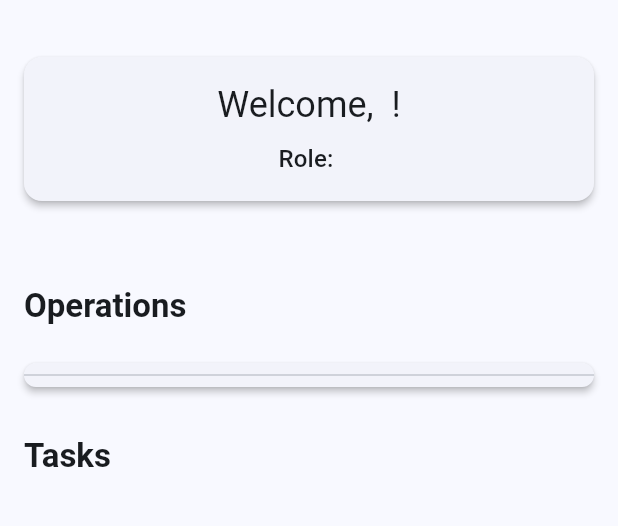
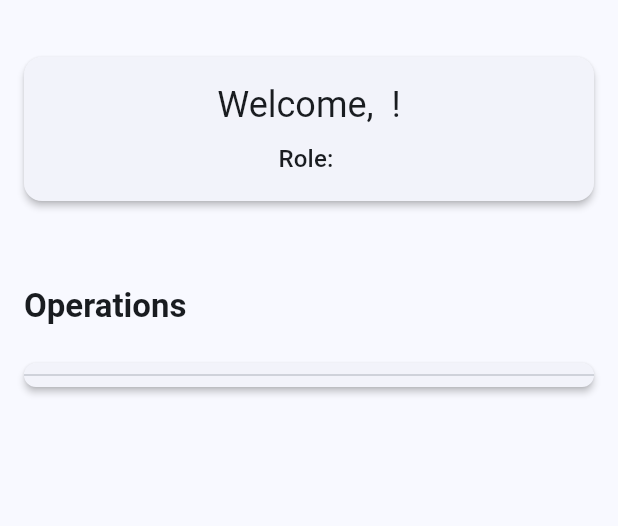
Before and after one commit to HarzaanHussain/cateredtoyou, a Flutter app: the screen it shows once a user with an empty profile is signed in, on a phone screen of 412 x 824 dp, the part 63-589 px from its top. Run offline on Flutter 3.47's test engine with Material 3 defaults, Android fonts, the phone set to English and light mode, and no system bars; our stand-ins replace cloud_firestore, firebase_auth, firebase_core, flutter_map, geolocator, go_router and 2 more; accounts and stored records are empty.

Commit message:
Remove tasks section and move remaining task menu button into operations section

```diff
--- a/lib/views/home/home_screen.dart
+++ b/lib/views/home/home_screen.dart
@@ -201,6 +201,21 @@ class HomeScreen extends StatelessWidget {
               Card( // Card widget for operations options.
                 child: Column( // Column widget to arrange options vertically.
                   children: [
+                    PermissionWidget( // PermissionWidget to check 'view_tasks' permission.
+                      permissionId: 'view_tasks', // Permission ID.
+                      child: ListTile( // ListTile for viewing tasks.
+                        leading: const Icon(Icons.task),
+                        // Leading icon.
+                        title: const Text('View Tasks'),
+                        // Title.
+                        subtitle: const Text('Check assigned tasks'),
+                        // Subtitle.
+                        trailing: const Icon(Icons.arrow_forward_ios),
+                        // Trailing arrow icon.
+                        onTap: () =>
+                            context.push('/tasks'), // Navigate to tasks screen.
+                      ),
+                    ),
                     PermissionWidget( // PermissionWidget to check 'view_events' permission.
                       permissionId: 'view_events', // Permission ID.
                       child: ListTile( // ListTile for viewing events.
@@ -264,40 +279,6 @@ class HomeScreen extends StatelessWidget {
                 ),
               ),
 
-              // Tasks Section
-              const SizedBox(height: 24), // SizedBox for spacing.
-              Text( // Text widget for the section title.
-                'Tasks', // Section title.
-                style: Theme
-                    .of(context)
-                    .textTheme
-                    .titleLarge
-                    ?.copyWith( // Text style.
-                  fontWeight: FontWeight.bold, // Bold font weight.
-                ),
-              ),
-              const SizedBox(height: 16), // SizedBox for spacing.
-              Card( // Card widget for tasks options.
-                child: Column( // Column widget to arrange options vertically.
-                  children: [
-                    PermissionWidget( // PermissionWidget to check 'view_tasks' permission.
-                      permissionId: 'view_tasks', // Permission ID.
-                      child: ListTile( // ListTile for viewing tasks.
-                        leading: const Icon(Icons.task),
-                        // Leading icon.
-                        title: const Text('View Tasks'),
-                        // Title.
-                        subtitle: const Text('Check assigned tasks'),
-                        // Subtitle.
-                        trailing: const Icon(Icons.arrow_forward_ios),
-                        // Trailing arrow icon.
-                        onTap: () =>
-                            context.push('/tasks'), // Navigate to tasks screen.
-                      ),
-                    ),
-                  ],
-                ),
-              ),
 
               // Vehicle and Delivery Section
               FutureBuilder<
```
